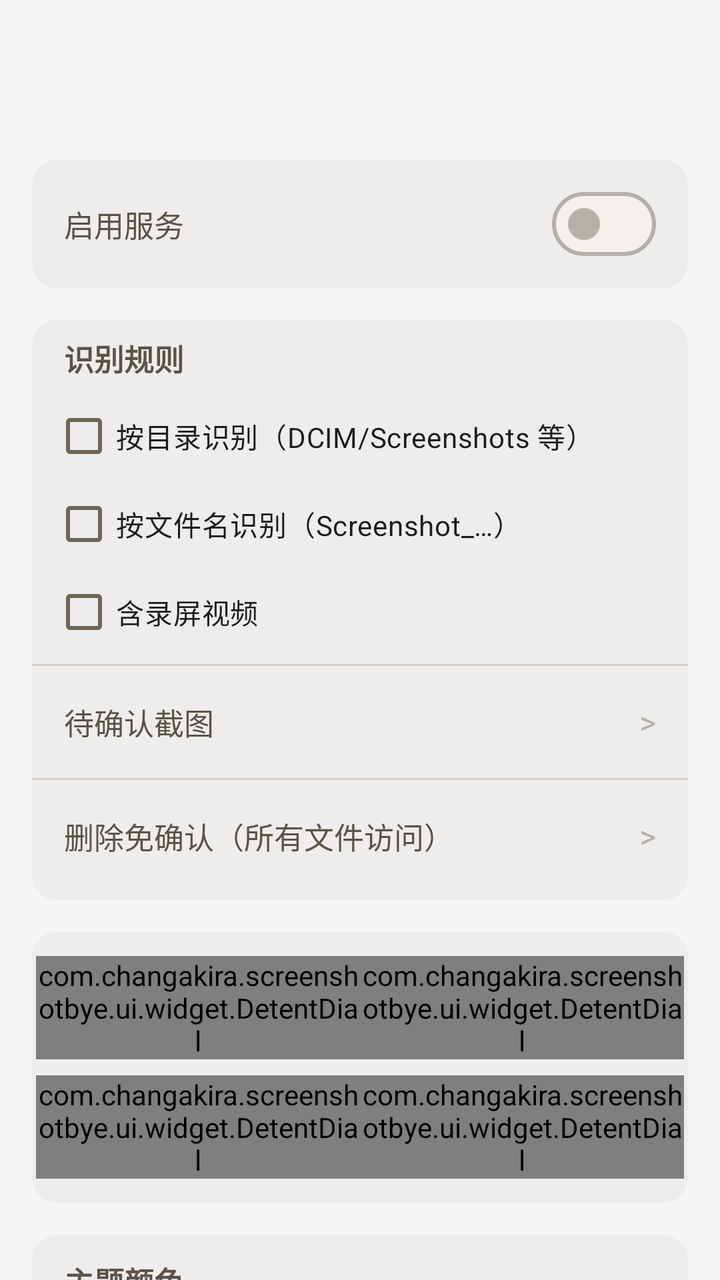
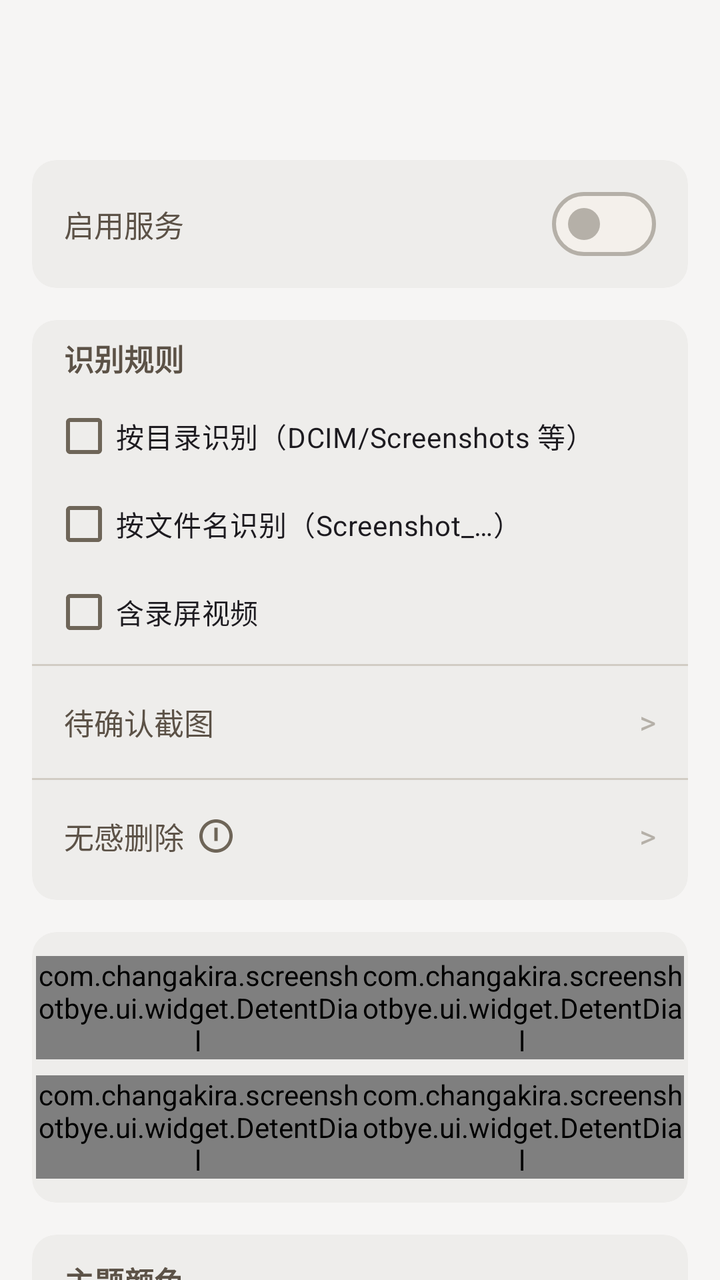

The first picture is an Android layout as it rendered before a commit; the second is the same layout after the commit. The layout source and the unified diff follow.
<!-- AndroidManifest.xml: application theme Theme.ScreenshotBye -->
<!-- res/layout/activity_settings.xml -->
<?xml version="1.0" encoding="utf-8"?>
<LinearLayout xmlns:android="http://schemas.android.com/apk/res/android"
    xmlns:app="http://schemas.android.com/apk/res-auto"
    android:layout_width="match_parent"
    android:layout_height="match_parent"
    android:orientation="vertical">

    <com.google.android.material.appbar.MaterialToolbar
        android:id="@+id/toolbar"
        android:layout_width="match_parent"
        android:layout_height="?attr/actionBarSize" />

    <androidx.core.widget.NestedScrollView
        android:id="@+id/settingsScroll"
        android:layout_width="match_parent"
        android:layout_height="0dp"
        android:layout_weight="1"
        android:fillViewport="true">

        <LinearLayout
            android:layout_width="match_parent"
            android:layout_height="wrap_content"
            android:orientation="vertical"
            android:padding="16dp">

            
            <com.google.android.material.card.MaterialCardView
                style="@style/Widget.ScreenshotBye.Card.Filled"
                android:layout_width="match_parent"
                android:layout_height="wrap_content"
                android:layout_marginBottom="16dp">

                <LinearLayout
                    android:layout_width="match_parent"
                    android:layout_height="wrap_content"
                    android:orientation="vertical"
                    android:paddingVertical="8dp">

                    <LinearLayout
                        android:layout_width="match_parent"
                        android:layout_height="wrap_content"
                        android:gravity="center_vertical"
                        android:minHeight="48dp"
                        android:orientation="horizontal"
                        android:paddingHorizontal="16dp">

                        <TextView
                            style="@style/SettingRowLabel"
                            android:text="@string/main_watch_switch" />

                        <com.google.android.material.materialswitch.MaterialSwitch
                            android:id="@+id/watchSwitch"
                            android:layout_width="wrap_content"
                            android:layout_height="wrap_content"
                            android:contentDescription="@string/main_watch_switch" />
                    </LinearLayout>
                </LinearLayout>
            </com.google.android.material.card.MaterialCardView>

            
            <com.google.android.material.card.MaterialCardView
                style="@style/Widget.ScreenshotBye.Card.Filled"
                android:layout_width="match_parent"
                android:layout_height="wrap_content"
                android:layout_marginBottom="16dp">

                <LinearLayout
                    android:layout_width="match_parent"
                    android:layout_height="wrap_content"
                    android:orientation="vertical"
                    android:paddingVertical="8dp">

                    <TextView
                        style="@style/SectionTitle"
                        android:paddingHorizontal="16dp"
                        android:text="@string/main_rules" />

                    <com.google.android.material.checkbox.MaterialCheckBox
                        android:id="@+id/ruleFolder"
                        android:layout_width="match_parent"
                        android:layout_height="wrap_content"
                        android:layout_marginHorizontal="10dp"
                        android:minHeight="44dp"
                        android:text="@string/main_rule_folder" />

                    <com.google.android.material.checkbox.MaterialCheckBox
                        android:id="@+id/ruleName"
                        android:layout_width="match_parent"
                        android:layout_height="wrap_content"
                        android:layout_marginHorizontal="10dp"
                        android:minHeight="44dp"
                        android:text="@string/main_rule_name" />

                    <com.google.android.material.checkbox.MaterialCheckBox
                        android:id="@+id/ruleVideo"
                        android:layout_width="match_parent"
                        android:layout_height="wrap_content"
                        android:layout_marginHorizontal="10dp"
                        android:minHeight="44dp"
                        android:text="@string/main_rule_video" />

                    <com.google.android.material.divider.MaterialDivider
                        android:layout_width="match_parent"
                        android:layout_height="wrap_content"
                        android:layout_marginVertical="4dp" />

                    
                    <LinearLayout
                        android:id="@+id/pendingRow"
                        android:layout_width="match_parent"
                        android:layout_height="wrap_content"
                        android:background="?attr/selectableItemBackground"
                        android:clickable="true"
                        android:focusable="true"
                        android:gravity="center_vertical"
                        android:minHeight="48dp"
                        android:orientation="horizontal"
                        android:paddingHorizontal="16dp">

                        <TextView
                            style="@style/SettingRowLabel"
                            android:text="@string/main_pending_title" />

                        <TextView
                            android:id="@+id/pendingValue"
                            style="@style/SettingRowValue" />

                        <TextView
                            style="@style/SectionChevron"
                            android:contentDescription="@string/home_open" />
                    </LinearLayout>

                    <com.google.android.material.divider.MaterialDivider
                        android:id="@+id/allFilesDivider"
                        android:layout_width="match_parent"
                        android:layout_height="wrap_content"
                        android:layout_marginVertical="4dp" />

                    
                    <LinearLayout
                        android:id="@+id/allFilesRow"
                        android:layout_width="match_parent"
                        android:layout_height="wrap_content"
                        android:background="?attr/selectableItemBackground"
                        android:clickable="true"
                        android:focusable="true"
                        android:gravity="center_vertical"
                        android:minHeight="48dp"
                        android:orientation="horizontal"
                        android:paddingHorizontal="16dp">

                        <TextView
                            style="@style/SettingRowLabel"
                            android:text="@string/settings_all_files" />

                        <TextView
                            android:id="@+id/allFilesValue"
                            style="@style/SettingRowValue" />

                        <TextView
                            style="@style/SectionChevron"
                            android:contentDescription="@string/home_open" />
                    </LinearLayout>
                </LinearLayout>
            </com.google.android.material.card.MaterialCardView>

            
            <com.google.android.material.card.MaterialCardView
                style="@style/Widget.ScreenshotBye.Card.Filled"
                android:layout_width="match_parent"
                android:layout_height="wrap_content"
                android:layout_marginBottom="16dp">

                <LinearLayout
                    android:layout_width="match_parent"
                    android:layout_height="wrap_content"
                    android:orientation="vertical"
                    android:paddingHorizontal="2dp"
                    android:paddingVertical="12dp">

                    <LinearLayout
                        android:layout_width="match_parent"
                        android:layout_height="wrap_content"
                        android:orientation="horizontal">

                        <com.changakira.screenshotbye.ui.widget.DetentDial
                            android:id="@+id/askDial"
                            android:layout_width="0dp"
                            android:layout_height="wrap_content"
                            android:layout_weight="1"
                            app:dialLabel="@string/dial_ask_first"
                            app:dialPresets="2,5,15,30,90"
                            app:dialUnit="@string/unit_minutes" />

                        <com.changakira.screenshotbye.ui.widget.DetentDial
                            android:id="@+id/keepDial"
                            android:layout_width="0dp"
                            android:layout_height="wrap_content"
                            android:layout_weight="1"
                            app:dialLabel="@string/dial_keep_default"
                            app:dialPresets="0,1,3,5,7"
                            app:dialUnit="@string/unit_days" />
                    </LinearLayout>

                    <LinearLayout
                        android:layout_width="match_parent"
                        android:layout_height="wrap_content"
                        android:layout_marginTop="8dp"
                        android:orientation="horizontal">

                        <com.changakira.screenshotbye.ui.widget.DetentDial
                            android:id="@+id/gapDial"
                            android:layout_width="0dp"
                            android:layout_height="wrap_content"
                            android:layout_weight="1"
                            app:dialLabel="@string/dial_gap"
                            app:dialPresets="1,2,5,10,20"
                            app:dialUnit="@string/unit_minutes" />

                        <com.changakira.screenshotbye.ui.widget.DetentDial
                            android:id="@+id/timesDial"
                            android:layout_width="0dp"
                            android:layout_height="wrap_content"
                            android:layout_weight="1"
                            app:dialLabel="@string/dial_repeat_times"
                            app:dialPresets="0,1,2"
                            app:dialUnit="@string/unit_times" />
                    </LinearLayout>
                </LinearLayout>
            </com.google.android.material.card.MaterialCardView>

            
            <com.google.android.material.card.MaterialCardView
                style="@style/Widget.ScreenshotBye.Card.Filled"
                android:layout_width="match_parent"
                android:layout_height="wrap_content">

                <LinearLayout
                    android:layout_width="match_parent"
                    android:layout_height="wrap_content"
                    android:orientation="vertical"
                    android:paddingVertical="12dp">

                    <TextView
                        style="@style/SectionTitle"
                        android:paddingHorizontal="16dp"
                        android:text="@string/settings_theme" />

                    <LinearLayout
                        android:id="@+id/swatchRow"
                        android:layout_width="match_parent"
                        android:layout_height="wrap_content"
                        android:layout_marginTop="12dp"
                        android:orientation="horizontal"
                        android:paddingHorizontal="16dp" />

                    <com.google.android.material.divider.MaterialDivider
                        android:layout_width="match_parent"
                        android:layout_height="wrap_content"
                        android:layout_marginVertical="8dp" />

                    <LinearLayout
                        android:id="@+id/guideRow"
                        android:layout_width="match_parent"
                        android:layout_height="wrap_content"
                        android:background="?attr/selectableItemBackground"
                        android:clickable="true"
                        android:focusable="true"
                        android:gravity="center_vertical"
                        android:minHeight="48dp"
                        android:orientation="horizontal"
                        android:paddingHorizontal="16dp">

                        <TextView
                            style="@style/SettingRowLabel"
                            android:text="@string/main_open_guide" />

                        <TextView
                            style="@style/SectionChevron"
                            android:contentDescription="@string/home_open" />
                    </LinearLayout>

                    <LinearLayout
                        android:id="@+id/logRow"
                        android:layout_width="match_parent"
                        android:layout_height="wrap_content"
                        android:background="?attr/selectableItemBackground"
                        android:clickable="true"
                        android:focusable="true"
                        android:gravity="center_vertical"
                        android:minHeight="48dp"
                        android:orientation="horizontal"
                        android:paddingHorizontal="16dp">

                        <TextView
                            style="@style/SettingRowLabel"
                            android:text="@string/main_log" />

                        <TextView
                            android:id="@+id/logValue"
                            style="@style/SettingRowValue" />

                        <TextView
                            style="@style/SectionChevron"
                            android:contentDescription="@string/home_open" />
                    </LinearLayout>

                    <LinearLayout
                        android:id="@+id/diagRow"
                        android:layout_width="match_parent"
                        android:layout_height="wrap_content"
                        android:background="?attr/selectableItemBackground"
                        android:clickable="true"
                        android:focusable="true"
                        android:gravity="center_vertical"
                        android:minHeight="48dp"
                        android:orientation="horizontal"
                        android:paddingHorizontal="16dp">

                        <TextView
                            style="@style/SettingRowLabel"
                            android:text="@string/main_open_diag" />

                        <TextView
                            style="@style/SectionChevron"
                            android:contentDescription="@string/home_open" />
                    </LinearLayout>

                    <LinearLayout
                        android:id="@+id/aboutRow"
                        android:layout_width="match_parent"
                        android:layout_height="wrap_content"
                        android:background="?attr/selectableItemBackground"
                        android:clickable="true"
                        android:focusable="true"
                        android:gravity="center_vertical"
                        android:minHeight="48dp"
                        android:orientation="horizontal"
                        android:paddingHorizontal="16dp">

                        <TextView
                            style="@style/SettingRowLabel"
                            android:text="@string/main_open_about" />

                        <TextView
                            style="@style/SectionChevron"
                            android:contentDescription="@string/home_open" />
                    </LinearLayout>
                </LinearLayout>
            </com.google.android.material.card.MaterialCardView>
        </LinearLayout>
    </androidx.core.widget.NestedScrollView>
</LinearLayout>
<!-- resources referenced by this layout -->
<resources>
  <string name="dial_ask_first">首次询问</string>
  <string name="dial_gap">间隔</string>
  <string name="dial_keep_default">默认保留</string>
  <string name="dial_repeat_times">重复</string>
  <string name="home_open">打开</string>
  <string name="main_log">事件日志</string>
  <string name="main_open_about">关于</string>
  <string name="main_open_diag">运行自检</string>
  <string name="main_open_guide">使用引导</string>
  <string name="main_pending_title">待确认截图</string>
  <string name="main_rule_folder">按目录识别（DCIM/Screenshots 等）</string>
  <string name="main_rule_name">按文件名识别（Screenshot_…）</string>
  <string name="main_rule_video">含录屏视频</string>
  <string name="main_rules">识别规则</string>
  <string name="main_watch_switch">启用服务</string>
  <string name="settings_all_files">删除免确认（所有文件访问）</string>
  <string name="settings_theme">主题颜色</string>
  <string name="unit_days">天后</string>
  <string name="unit_minutes">分钟后</string>
  <string name="unit_times">次</string>
  <style name="SettingRowValue">
          <item name="android:layout_width">wrap_content</item>
          <item name="android:layout_height">wrap_content</item>
          <item name="android:textSize">13sp</item>
          <item name="android:textColor">?attr/colorOnSurfaceVariant</item>
      </style>
  <style name="Widget.ScreenshotBye.Card.Filled" parent="Widget.Material3.CardView.Filled">
          <item name="cardBackgroundColor">@color/card_surface</item>
      </style>
  <style name="Theme.ScreenshotBye" parent="Theme.ScreenshotBye.Beige" />
  <color name="card_surface">#EEEDEB</color>
  <color name="beige_primary">#8B7D6B</color>
  <color name="beige_onPrimary">#FFFFFF</color>
  <color name="beige_primaryContainer">#EBE8E4</color>
  <color name="beige_onPrimaryContainer">#61584B</color>
  <color name="beige_secondary">#9B8E7D</color>
  <color name="beige_onSecondary">#FFFFFF</color>
  <color name="beige_secondaryContainer">#EDEBE6</color>
  <color name="beige_onSecondaryContainer">#6C6358</color>
  <color name="beige_tertiary">#A89B8A</color>
  <color name="beige_onTertiary">#FFFFFF</color>
  <color name="beige_tertiaryContainer">#EFEDE8</color>
  <color name="beige_onTertiaryContainer">#766C61</color>
  <color name="beige_error">#B89A8A</color>
  <color name="beige_onError">#FFFFFF</color>
  <color name="beige_errorContainer">#F2ECE8</color>
  <color name="beige_onErrorContainer">#816C61</color>
  <color name="beige_background">#FCFBF9</color>
  <color name="beige_onBackground">#5C5247</color>
  <color name="beige_surface">#FEFDFB</color>
  <color name="beige_onSurface">#5C5247</color>
  <color name="beige_surfaceVariant">#F2EEE8</color>
  <color name="beige_onSurfaceVariant">#6E6558</color>
  <color name="beige_surfaceContainerLowest">#FFFEFD</color>
  <color name="beige_surfaceContainerLow">#FDFCFA</color>
  <color name="beige_surfaceContainer">#FDFCFA</color>
  <color name="beige_surfaceContainerHigh">#F8F5F1</color>
  <color name="beige_surfaceContainerHighest">#F4F0EB</color>
  <color name="beige_surfaceBright">#FDFCFA</color>
  <color name="beige_surfaceDim">#CAC9C7</color>
  <color name="beige_inverseSurface">#746B62</color>
  <color name="beige_inverseOnSurface">#FEFEFD</color>
  <color name="beige_inversePrimary">#B4AA9F</color>
  <color name="beige_outline">#B5B0A8</color>
  <color name="beige_outlineVariant">#D1CCC4</color>
  <color name="page_background">#F6F5F4</color>
  <!-- unchanged entries left out for length: 5 -->
</resources>

<!-- the commit's change to res/layout/activity_settings.xml (unified diff, before → after) -->
@@ -151,7 +151,28 @@
 
                         <TextView
                             style="@style/SettingRowLabel"
+                            android:layout_width="wrap_content"
+                            android:layout_weight="0"
                             android:text="@string/settings_all_files" />
+
+                        
+                        <ImageView
+                            android:id="@+id/allFilesWarn"
+                            android:layout_width="28dp"
+                            android:layout_height="28dp"
+                            android:layout_marginStart="2dp"
+                            android:background="?attr/selectableItemBackgroundBorderless"
+                            android:clickable="true"
+                            android:contentDescription="@string/settings_all_files_warn"
+                            android:focusable="true"
+                            android:padding="4dp"
+                            android:src="@drawable/ic_warning"
+                            app:tint="?attr/colorOnSurfaceVariant" />
+
+                        <View
+                            android:layout_width="0dp"
+                            android:layout_height="1dp"
+                            android:layout_weight="1" />
 
                         <TextView
                             android:id="@+id/allFilesValue"
<!-- resource entries referenced after the edit -->
@@ -1,5 +1,13 @@
 <!-- resources referenced by this layout -->
 <resources>
+  <!-- drawable ic_warning (drawable) -->
+  <?xml version="1.0" encoding="utf-8"?>
+  <vector xmlns:android="http://schemas.android.com/apk/res/android"
+      android:width="24dp" android:height="24dp" android:viewportWidth="24" android:viewportHeight="24">
+      <path
+          android:fillColor="#FF000000"
+          android:pathData="M11,15h2v-2h-2v2zM11,7h2v6h-2V7zM12,2C6.48,2 2,6.48 2,12s4.48,10 10,10 10,-4.48 10,-10S17.52,2 12,2zM12,20c-4.41,0 -8,-3.59 -8,-8s3.59,-8 8,-8 8,3.59 8,8 -3.59,8 -8,8z" />
+  </vector>
   <string name="dial_ask_first">首次询问</string>
   <string name="dial_gap">间隔</string>
   <string name="dial_keep_default">默认保留</string>
@@ -15,7 +23,8 @@
   <string name="main_rule_video">含录屏视频</string>
   <string name="main_rules">识别规则</string>
   <string name="main_watch_switch">启用服务</string>
-  <string name="settings_all_files">删除免确认（所有文件访问）</string>
+  <string name="settings_all_files">无感删除</string>
+  <string name="settings_all_files_warn">无感删除的代价说明</string>
   <string name="settings_theme">主题颜色</string>
   <string name="unit_days">天后</string>
   <string name="unit_minutes">分钟后</string>
